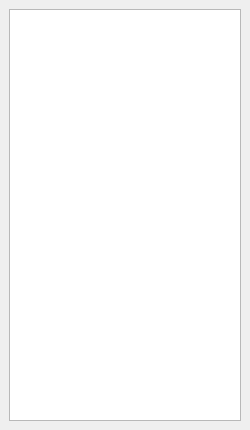
Qt form qtWidgets/ui/tree_view.ui (golems/grip2) before a commit.
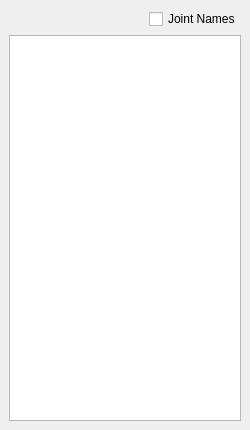
The same form after that commit.

Commit message: TreeWidget completed

```diff
--- a/qtWidgets/ui/tree_view.ui
+++ b/qtWidgets/ui/tree_view.ui
@@ -10,6 +10,12 @@
     <height>430</height>
    </rect>
   </property>
+  <property name="sizePolicy">
+   <sizepolicy hsizetype="Fixed" vsizetype="Preferred">
+    <horstretch>0</horstretch>
+    <verstretch>0</verstretch>
+   </sizepolicy>
+  </property>
   <property name="minimumSize">
    <size>
     <width>250</width>
@@ -18,7 +24,7 @@
   </property>
   <property name="maximumSize">
    <size>
-    <width>1000</width>
+    <width>250</width>
     <height>1000</height>
    </size>
   </property>
@@ -30,6 +36,19 @@
   </property>
   <widget class="QWidget" name="dockWidgetContents">
    <layout class="QVBoxLayout" name="verticalLayout">
+    <item alignment="Qt::AlignRight">
+     <widget class="QCheckBox" name="checkBox">
+      <property name="toolTip">
+       <string extracomment="click on this to see joint names instead of body node names"/>
+      </property>
+      <property name="statusTip">
+       <string/>
+      </property>
+      <property name="text">
+       <string>Joint Names</string>
+      </property>
+     </widget>
+    </item>
     <item>
      <widget class="QTreeWidget" name="treeWidget">
       <property name="sizePolicy">
```
The commit also changes 13 other files.
